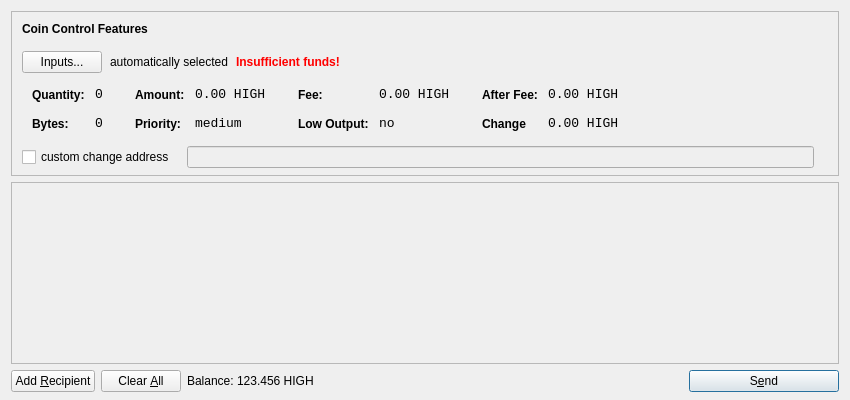
This is src/qt/forms/sendcoinsdialog.ui in Healkiller/Highcoin as Qt 5 draws it before an edit. The edited form follows.
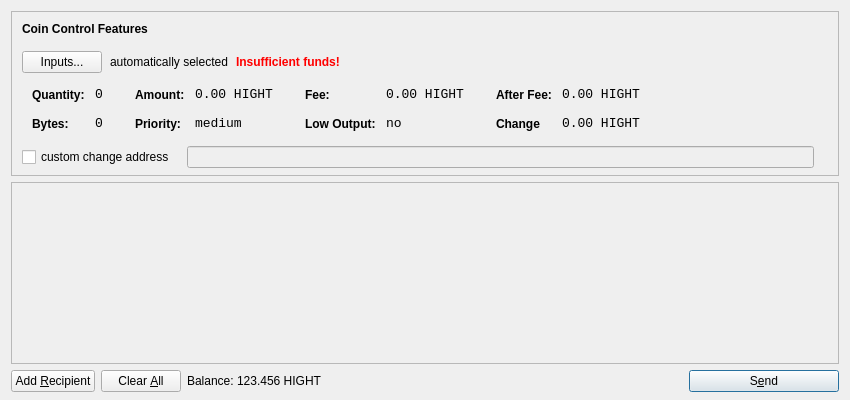
This is the edited form. Icons and pictures are not drawn.

Diff of the .ui file:
```diff
--- a/src/qt/forms/sendcoinsdialog.ui
+++ b/src/qt/forms/sendcoinsdialog.ui
@@ -321,7 +321,7 @@
                   <enum>Qt::ActionsContextMenu</enum>
                  </property>
                  <property name="text">
-                  <string>0.00 HIGH</string>
+                  <string>0.00 HIGHT</string>
                  </property>
                  <property name="textInteractionFlags">
                   <set>Qt::LinksAccessibleByMouse|Qt::TextSelectableByKeyboard|Qt::TextSelectableByMouse</set>
@@ -407,7 +407,7 @@
                   <enum>Qt::ActionsContextMenu</enum>
                  </property>
                  <property name="text">
-                  <string>0.00 HIGH</string>
+                  <string>0.00 HIGHT</string>
                  </property>
                  <property name="textInteractionFlags">
                   <set>Qt::LinksAccessibleByMouse|Qt::TextSelectableByKeyboard|Qt::TextSelectableByMouse</set>
@@ -493,7 +493,7 @@
                   <enum>Qt::ActionsContextMenu</enum>
                  </property>
                  <property name="text">
-                  <string>0.00 HIGH</string>
+                  <string>0.00 HIGHT</string>
                  </property>
                  <property name="textInteractionFlags">
                   <set>Qt::LinksAccessibleByMouse|Qt::TextSelectableByKeyboard|Qt::TextSelectableByMouse</set>
@@ -525,7 +525,7 @@
                   <enum>Qt::ActionsContextMenu</enum>
                  </property>
                  <property name="text">
-                  <string>0.00 HIGH</string>
+                  <string>0.00 HIGHT</string>
                  </property>
                  <property name="textInteractionFlags">
                   <set>Qt::LinksAccessibleByMouse|Qt::TextSelectableByKeyboard|Qt::TextSelectableByMouse</set>
@@ -732,7 +732,7 @@
           <cursorShape>IBeamCursor</cursorShape>
          </property>
          <property name="text">
-          <string>123.456 HIGH</string>
+          <string>123.456 HIGHT</string>
          </property>
          <property name="textInteractionFlags">
           <set>Qt::LinksAccessibleByMouse|Qt::TextSelectableByKeyboard|Qt::TextSelectableByMouse</set>
```
